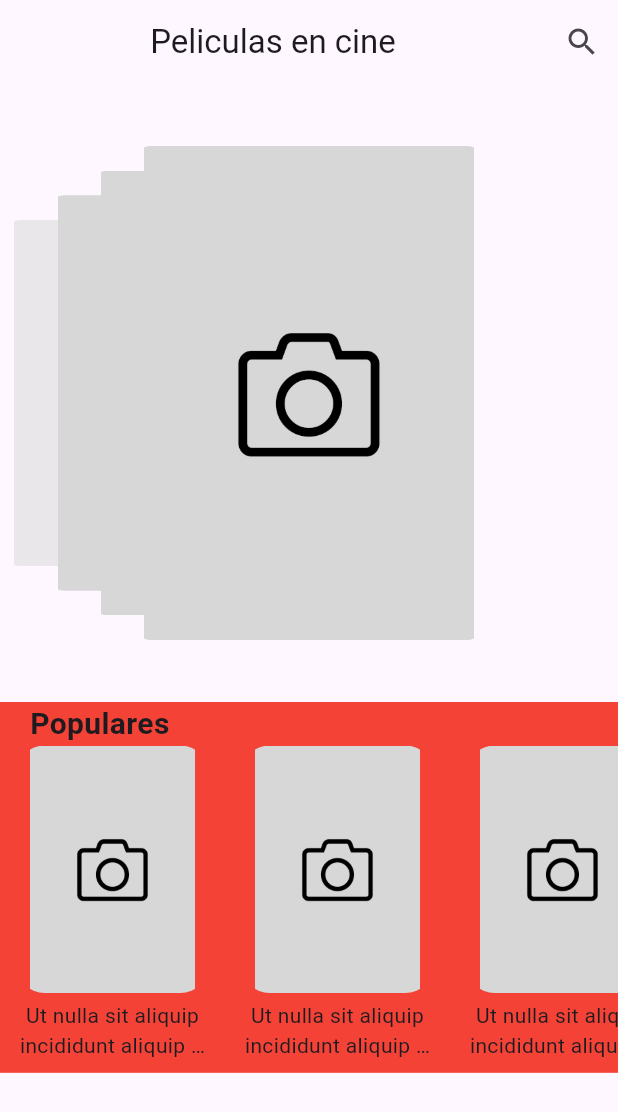
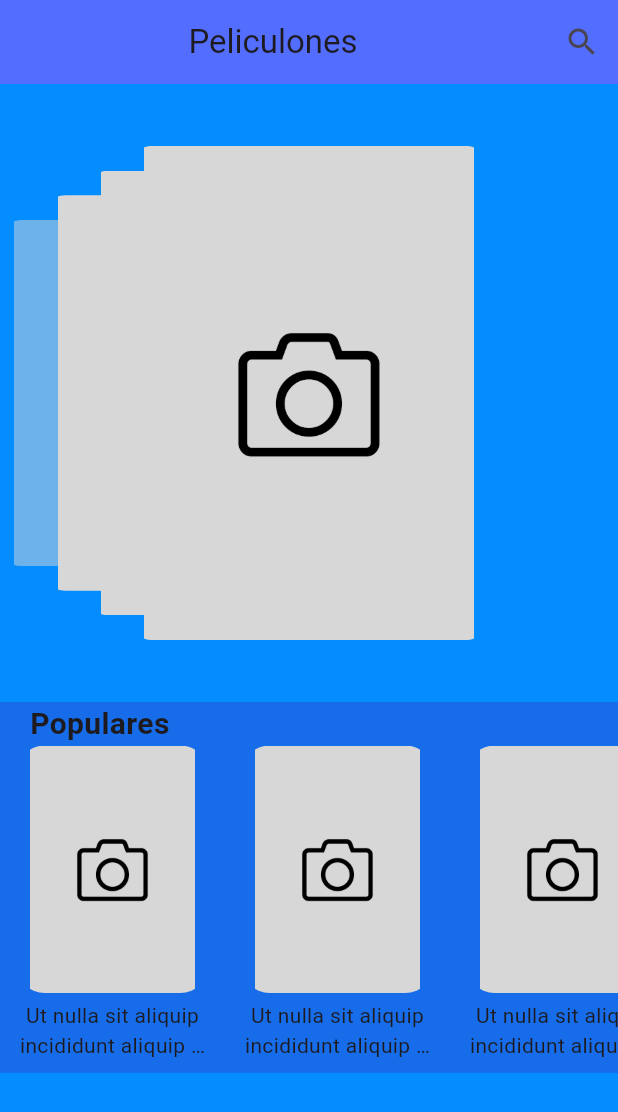
Before and after one commit to wodahS21/peliculapp, a Flutter app: the screen it shows after launch, on a phone screen of 412 x 824 dp. Shown: the top 1112 px of the screen. Run offline on Flutter 3.47's test engine with Material 3 defaults, Android fonts, the phone set to English and light mode, and no system bars; drawn by our look-alikes of card_swiper; network calls fail.

Commit message:
cambio de apariencia

```diff
--- a/lib/screens/details_screen.dart
+++ b/lib/screens/details_screen.dart
@@ -8,6 +8,7 @@ class DetailsScreen extends StatelessWidget {
     final String movie =
         ModalRoute.of(context)?.settings.arguments.toString() ?? 'Sin Nombre';
     return const Scaffold(
+      backgroundColor: Color.fromARGB(255, 3, 141, 255),
       body: CustomScrollView(
         slivers: [
           _CustomAppBar(),
@@ -98,7 +99,7 @@ class _PosterAndTitle extends StatelessWidget {
                     Icon(
                       Icons.star_outline,
                       size: 20,
-                      color: Colors.blueAccent,
+                      color: Color.fromARGB(255, 255, 251, 0),
                     ),
                     SizedBox(
                       width: 5,
--- a/lib/screens/home_screen.dart
+++ b/lib/screens/home_screen.dart
@@ -7,10 +7,12 @@ class HomeScreen extends StatelessWidget {
   @override
   Widget build(BuildContext context) {
     return Scaffold(
+      backgroundColor: Color.fromARGB(255, 3, 141, 255),
       appBar: AppBar(
+        backgroundColor: Colors.indigoAccent,
         elevation: 0,
         actions: [IconButton(onPressed: () {}, icon: Icon(Icons.search))],
-        title: Center(child: Text('Peliculas en cine')),
+        title: Center(child: Text('Peliculones')),
       ),
       body: Column(
         children: [CardSwiper(), MovieSlider()],
--- a/lib/widgets/movie_slider.dart
+++ b/lib/widgets/movie_slider.dart
@@ -9,7 +9,7 @@ class MovieSlider extends StatelessWidget {
     return Container(
       width: double.infinity,
       height: size.height * 0.30,
-      color: Colors.red,
+      color: Color.fromARGB(64, 78, 9, 168),
       child: Column(
         crossAxisAlignment: CrossAxisAlignment.start,
         children: [
```
